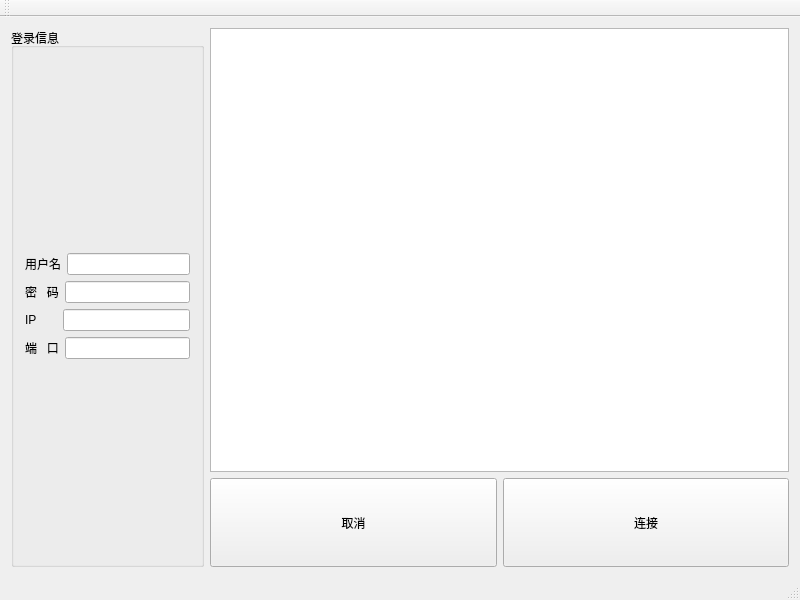
boboxxd/T1, file mainwindow.ui: the form before one commit.
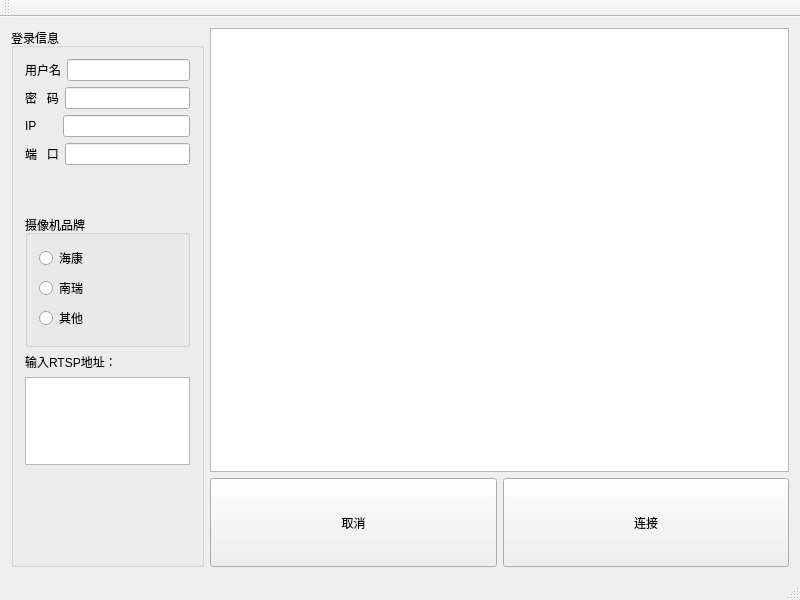
The form after the commit.

Commit message:
新增摄像机
增加对摄像机类别

```diff
--- a/mainwindow.ui
+++ b/mainwindow.ui
@@ -28,7 +28,58 @@
         <property name="title">
          <string>登录信息</string>
         </property>
-        <layout class="QGridLayout" name="gridLayout">
+        <layout class="QGridLayout" name="gridLayout_3" rowstretch="3,1,3,0,2,2">
+         <item row="2" column="0">
+          <widget class="QGroupBox" name="groupBox_2">
+           <property name="title">
+            <string>摄像机品牌</string>
+           </property>
+           <layout class="QGridLayout" name="gridLayout">
+            <item row="1" column="0">
+             <widget class="QRadioButton" name="nanruiradio">
+              <property name="text">
+               <string>南瑞</string>
+              </property>
+             </widget>
+            </item>
+            <item row="0" column="0">
+             <widget class="QRadioButton" name="haikangradio">
+              <property name="text">
+               <string>海康</string>
+              </property>
+             </widget>
+            </item>
+            <item row="2" column="0">
+             <widget class="QRadioButton" name="otherradio">
+              <property name="text">
+               <string>其他</string>
+              </property>
+             </widget>
+            </item>
+           </layout>
+           <zorder>haikangradio</zorder>
+           <zorder>haikangradio</zorder>
+           <zorder>haikangradio</zorder>
+           <zorder>nanruiradio</zorder>
+           <zorder>otherradio</zorder>
+          </widget>
+         </item>
+         <item row="5" column="0">
+          <spacer name="verticalSpacer">
+           <property name="orientation">
+            <enum>Qt::Vertical</enum>
+           </property>
+           <property name="sizeHint" stdset="0">
+            <size>
+             <width>20</width>
+             <height>40</height>
+            </size>
+           </property>
+          </spacer>
+         </item>
+         <item row="4" column="0">
+          <widget class="QTextEdit" name="otherEdit"/>
+         </item>
          <item row="0" column="0">
           <layout class="QVBoxLayout" name="verticalLayout">
            <item>
@@ -89,6 +140,26 @@
            </item>
           </layout>
          </item>
+         <item row="1" column="0">
+          <spacer name="verticalSpacer_2">
+           <property name="orientation">
+            <enum>Qt::Vertical</enum>
+           </property>
+           <property name="sizeHint" stdset="0">
+            <size>
+             <width>20</width>
+             <height>37</height>
+            </size>
+           </property>
+          </spacer>
+         </item>
+         <item row="3" column="0">
+          <widget class="QLabel" name="label_5">
+           <property name="text">
+            <string>输入RTSP地址：</string>
+           </property>
+          </widget>
+         </item>
         </layout>
        </widget>
       </item>
```
The commit also changes 3 other files.
